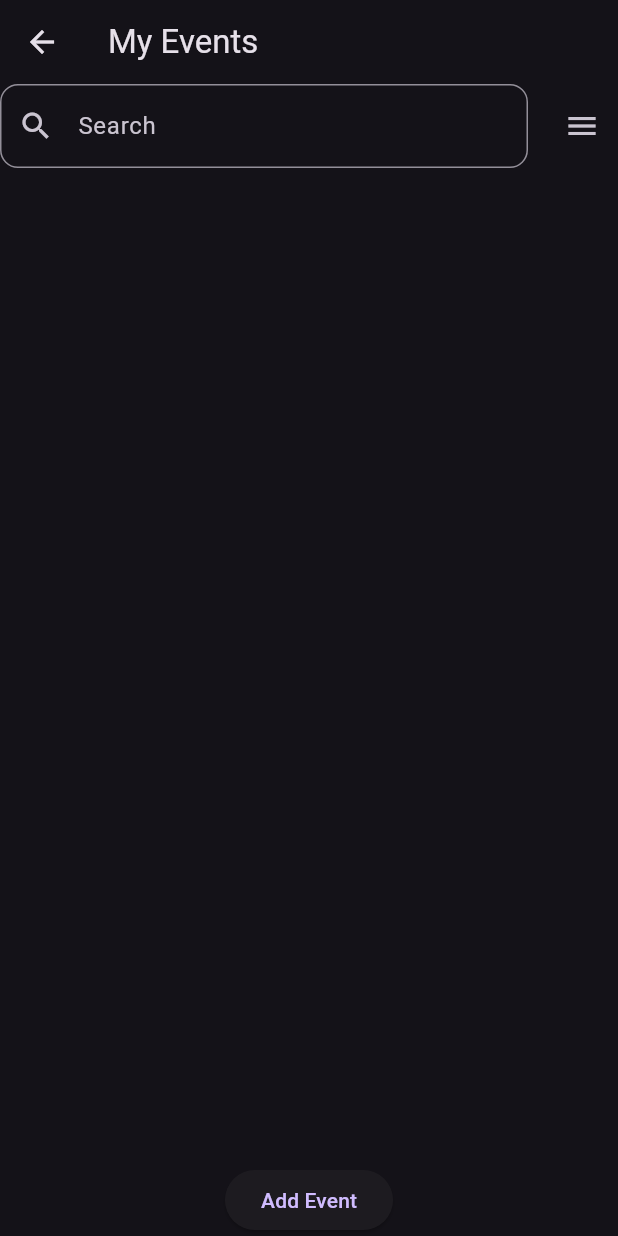
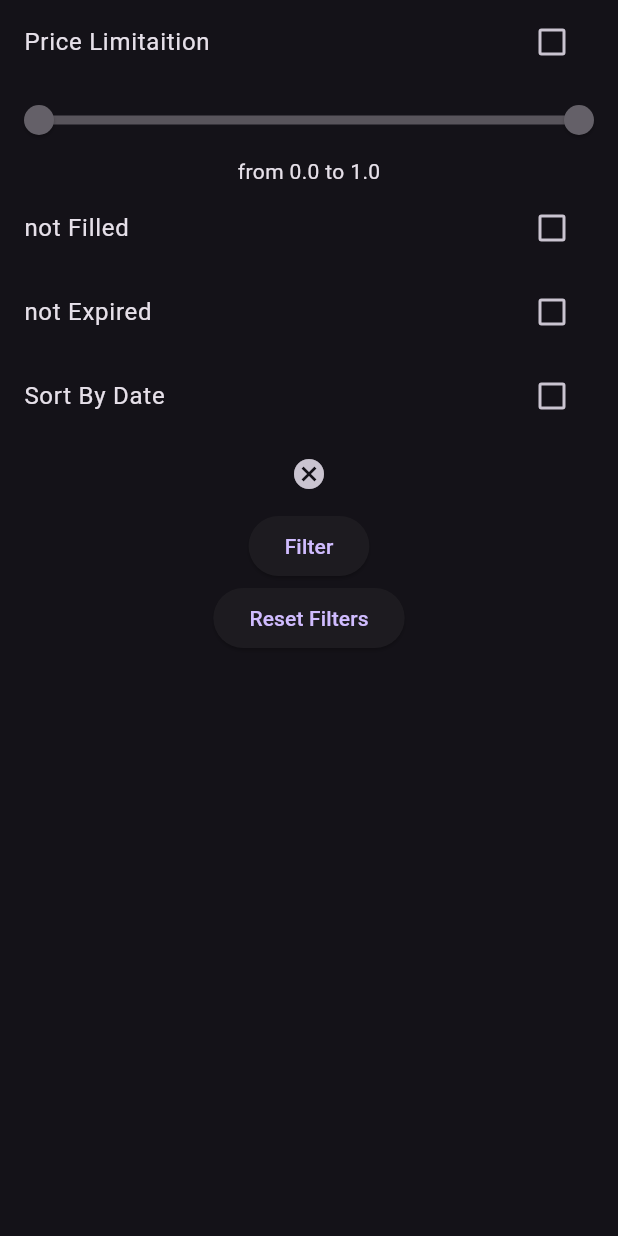
Before and after one commit to alli2729/event_managment, a Flutter app: the MyEventsScreen screen opened directly, after a tap on the "menu" icon, on a phone screen of 412 x 824 dp. Run offline on Flutter 3.47's test engine with Material 3 defaults, Android fonts, the light colour scheme and no system bars; our stand-ins replace either_dart, file_picker, get; network calls fail.

Commit message:
added filtering in my events

```diff
--- a/lib/src/infrastructure/common/url_repository.dart
+++ b/lib/src/infrastructure/common/url_repository.dart
@@ -49,10 +49,12 @@ class UrlRepository {
     return Uri.parse('$_baseUrl$_events/?title_like=$title${params ?? ''}');
   }
 
-  static Uri searchEventByTitleAndMakerId({
+  static Uri searchEventByParametersAndMakerId({
     required String title,
     required int makerId,
+    String? params,
   }) {
-    return Uri.parse('$_baseUrl$_events/?makerId=$makerId&title_like=$title');
+    return Uri.parse(
+        '$_baseUrl$_events/?makerId=$makerId&title_like=$title${params ?? ''}');
   }
 }
--- a/lib/src/pages/my_events/controllers/my_events_controller.dart
+++ b/lib/src/pages/my_events/controllers/my_events_controller.dart
@@ -14,6 +14,14 @@ class MyEventsController extends GetxController {
   final _repository = MyEventsRepository();
   RxList<EventModel> myEvents = RxList();
   final searchController = TextEditingController();
+  RxBool isFilled = false.obs;
+  RxBool isExpired = false.obs;
+  RxBool isSort = false.obs;
+  RxBool isLimited = false.obs;
+
+  Rx<RangeValues> priceLimits = Rx(const RangeValues(0, 1));
+  double max = 1;
+  double min = 0;
 
   // functions
   Future<void> getMyEvents() async {
@@ -21,7 +29,10 @@ class MyEventsController extends GetxController {
 
     result.fold(
       (exception) => Utils.showFailSnackBar(message: exception),
-      (eventModels) => myEvents.addAll(eventModels),
+      (eventModels) {
+        myEvents.value = eventModels;
+        calculateMinMax();
+      },
     );
   }
 
@@ -68,9 +79,10 @@ class MyEventsController extends GetxController {
   Future<void> onSearch(String title) async {
     if (title.isEmpty) getMyEvents();
 
-    final result = await _repository.searchByTitle(
+    final result = await _repository.searchByParameters(
       title: title,
       makerId: makerId,
+      params: parameters,
     );
 
     result.fold(
@@ -83,6 +95,60 @@ class MyEventsController extends GetxController {
     );
   }
 
+  void showDialog(Widget dialog) async {
+    final result = await Get.dialog(dialog);
+    if (result != null) {
+      onSearch(searchController.text);
+    }
+  }
+
+  String get parameters {
+    String parm = '';
+    if (isFilled.value) parm = '$parm&filled_ne=true';
+
+    if (isExpired.value) {
+      final time = DateTime.now();
+      parm = '$parm&dateTime_gte=${time.year}-${time.month}-${time.day}';
+    }
+
+    if (isLimited.value) {
+      parm =
+          '$parm&price_gte=${priceLimits.value.start}&price_lte=${priceLimits.value.end}';
+    }
+
+    if (isSort.value) parm = '$parm&_sort=dateTime&_order=desc';
+    return parm;
+  }
+
+  void onResetFilters() {
+    isFilled.value = false;
+    isExpired.value = false;
+    isSort.value = false;
+    isLimited.value = false;
+    Get.back(result: true);
+  }
+
+  void onPriceChanged(v) => priceLimits.value = v;
+
+  void calculateMinMax() {
+    if (myEvents.isEmpty) return;
+
+    double max = 0;
+    double min = double.infinity;
+    for (var event in myEvents) {
+      if (event.price > max) max = event.price;
+      if (event.price < min) min = event.price;
+    }
+    this.max = max;
+    this.min = min;
+    priceLimits = Rx(RangeValues(min, max));
+  }
+
+  RxBool get filtered =>
+      (isLimited.value || isExpired.value || isFilled.value || isSort.value)
+          ? true.obs
+          : false.obs;
+
   @override
   void onInit() {
     super.onInit();
--- a/lib/src/pages/my_events/repositories/my_events_repository.dart
+++ b/lib/src/pages/my_events/repositories/my_events_repository.dart
@@ -36,15 +36,17 @@ class MyEventsRepository {
     }
   }
 
-  Future<Either<String, List<EventModel>>> searchByTitle({
+  Future<Either<String, List<EventModel>>> searchByParameters({
     required String title,
     required int makerId,
+    required String params,
   }) async {
     try {
       List<EventModel> searchedEvents = [];
-      final url = UrlRepository.searchEventByTitleAndMakerId(
+      final url = UrlRepository.searchEventByParametersAndMakerId(
         title: title,
         makerId: makerId,
+        params: params,
       );
       final response = await http.get(url);
       final List<dynamic> result = json.decode(response.body);
--- a/lib/src/pages/my_events/views/my_events_screen.dart
+++ b/lib/src/pages/my_events/views/my_events_screen.dart
@@ -16,7 +16,7 @@ class MyEventsScreen extends GetView<MyEventsController> {
               Expanded(child: _searchBar()),
               const SizedBox(width: 12),
               IconButton(
-                onPressed: () {},
+                onPressed: () => controller.showDialog(dialog),
                 icon: const Icon(Icons.menu),
               ),
             ],
@@ -60,4 +60,58 @@ class MyEventsScreen extends GetView<MyEventsController> {
       ),
     );
   }
+
+  Widget get dialog {
+    return Dialog.fullscreen(
+      child: Obx(
+        () => Column(
+          children: [
+            CheckboxListTile(
+              value: controller.isLimited.value,
+              onChanged: (v) => controller.isLimited.toggle(),
+              title: const Text('Price Limitaition'),
+            ),
+            RangeSlider(
+              divisions: 500,
+              min: controller.min,
+              max: controller.max,
+              values: controller.priceLimits.value,
+              onChanged: (controller.isLimited.value)
+                  ? controller.onPriceChanged
+                  : null,
+            ),
+            Text(
+                'from ${controller.priceLimits.value.start} to ${controller.priceLimits.value.end}'),
+            CheckboxListTile(
+              value: controller.isFilled.value,
+              onChanged: (v) => controller.isFilled.toggle(),
+              title: const Text('not Filled'),
+            ),
+            CheckboxListTile(
+              value: controller.isExpired.value,
+              onChanged: (v) => controller.isExpired.toggle(),
+              title: const Text('not Expired'),
+            ),
+            CheckboxListTile(
+              value: controller.isSort.value,
+              onChanged: (v) => controller.isSort.toggle(),
+              title: const Text('Sort By Date'),
+            ),
+            IconButton(
+              onPressed: Get.back,
+              icon: const Icon(Icons.cancel),
+            ),
+            ElevatedButton(
+              onPressed: () => Get.back(result: true),
+              child: const Text('Filter'),
+            ),
+            ElevatedButton(
+              onPressed: controller.onResetFilters,
+              child: const Text('Reset Filters'),
+            )
+          ],
+        ),
+      ),
+    );
+  }
 }
```
